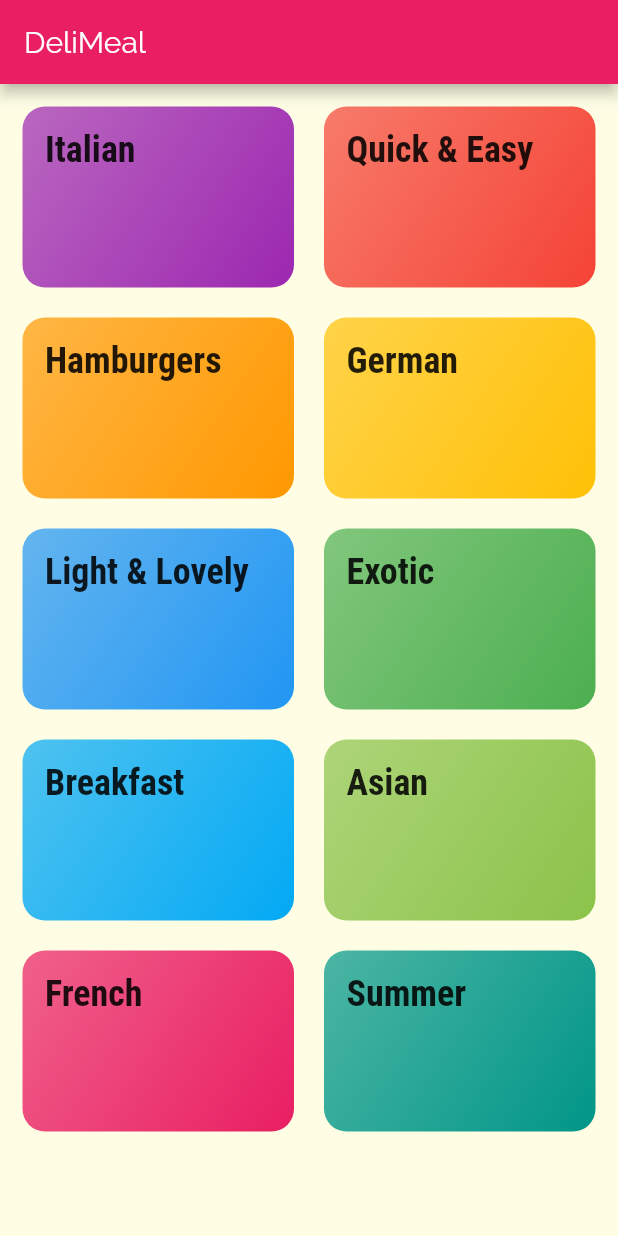
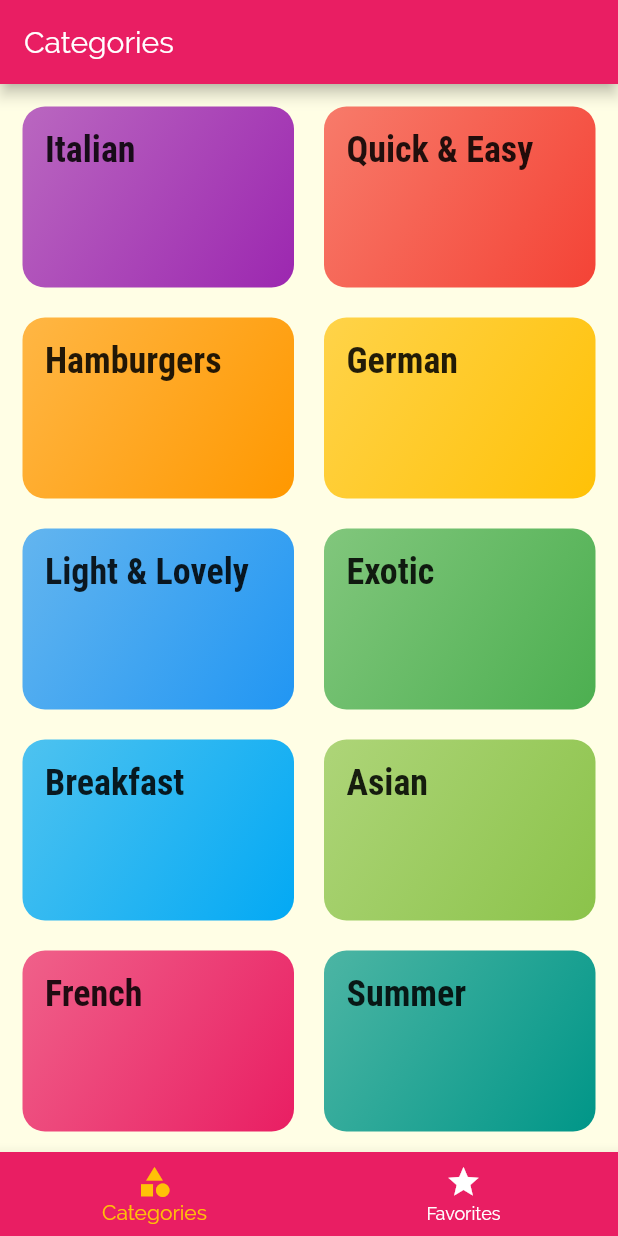
Before and after one commit to VazMF/deli-meal-app, a Flutter app: the screen it shows after launch, on a phone screen of 412 x 824 dp. Run offline on Flutter 3.47's test engine with Material 2 defaults, Android fonts, the phone set to English and light mode, and no system bars.

```diff
--- a/lib/main.dart
+++ b/lib/main.dart
@@ -1,3 +1,4 @@
+import './screens/tabs_screen.dart';
 import './screens/meal_detail_screen.dart';
 import 'screens/category_meals_screen.dart';
 import 'screens/categories_screen.dart';
@@ -25,7 +26,7 @@ class MyApp extends StatelessWidget {
             )),
       ),
       routes: {
-        '/': (ctx) => CategoriesScreen(),
+        '/': (ctx) => TabsScreen(),
         CategoryMealsScreen.screenName: (ctx) => CategoryMealsScreen(),
         MealDetailScreen.screenName: (ctx) => MealDetailScreen(),
       },
--- a/lib/screens/categories_screen.dart
+++ b/lib/screens/categories_screen.dart
@@ -5,11 +5,7 @@ import '../dummy_data.dart';
 class CategoriesScreen extends StatelessWidget {
   @override
   Widget build(BuildContext context) {
-    return Scaffold(
-      appBar: AppBar(
-        title: const Text('DeliMeal'),
-      ),
-      body: GridView(
+    return GridView(
       padding: const EdgeInsets.all(15),
       children: DUMMY_CATEGORIES
           .map((categoryData) => CategoryItem(
@@ -21,7 +17,6 @@ class CategoriesScreen extends StatelessWidget {
         crossAxisSpacing: 20,
         mainAxisSpacing: 20,
       ),
-      ),
     );
   }
 }
--- /dev/null
+++ b/lib/screens/favorites_screen.dart
@@ -0,0 +1,10 @@
+import 'package:flutter/material.dart';
+
+class FavoriteScreen extends StatelessWidget {
+  @override
+  Widget build(BuildContext context) {
+    return Center(
+      child: Text('The favorites'),
+    );
+  }
+}
--- /dev/null
+++ b/lib/screens/tabs_screen.dart
@@ -0,0 +1,50 @@
+import './favorites_screen.dart';
+import './categories_screen.dart';
+import 'package:flutter/material.dart';
+
+class TabsScreen extends StatefulWidget {
+  @override
+  _TabsScreenState createState() => _TabsScreenState();
+}
+
+class _TabsScreenState extends State<TabsScreen> {
+  final List<Map<String, Object>> _pages = [
+    {'page': CategoriesScreen(), 'title': 'Categories'},
+    {'page': FavoriteScreen(), 'title': 'Favorites'},
+  ];
+
+  int _selectedPageIndex = 0;
+
+  void _selectPage(int index) {
+    setState(() {
+      _selectedPageIndex = index;
+    });
+  }
+
+  @override
+  Widget build(BuildContext context) {
+    return Scaffold(
+      appBar: AppBar(
+        title: Text(_pages[_selectedPageIndex]['title'])
+      ),
+      body: _pages[_selectedPageIndex]['page'],
+      bottomNavigationBar: BottomNavigationBar(
+        onTap: _selectPage,
+        backgroundColor: Theme.of(context).primaryColor,
+        unselectedItemColor: Colors.white,
+        selectedItemColor: Theme.of(context).accentColor,
+        currentIndex: _selectedPageIndex,
+        items: [
+          BottomNavigationBarItem(
+            icon: Icon(Icons.category),
+            title: Text('Categories'),
+          ),
+          BottomNavigationBarItem(
+            icon: Icon(Icons.star),
+            title: Text('Favorites'),
+          ),
+        ],
+      ),
+    );
+  }
+}
```
Lines whose indentation alone changed are shown as unchanged.
